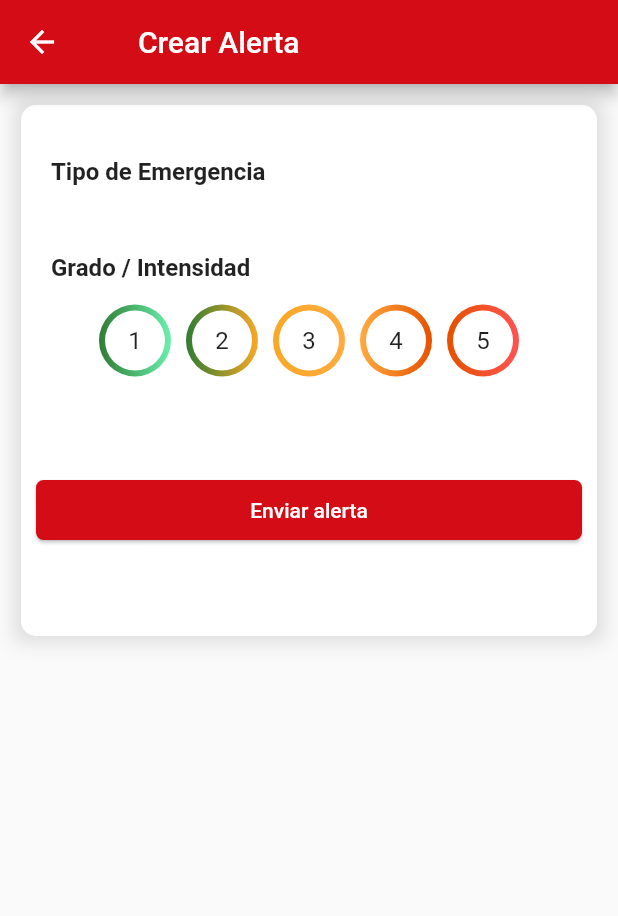
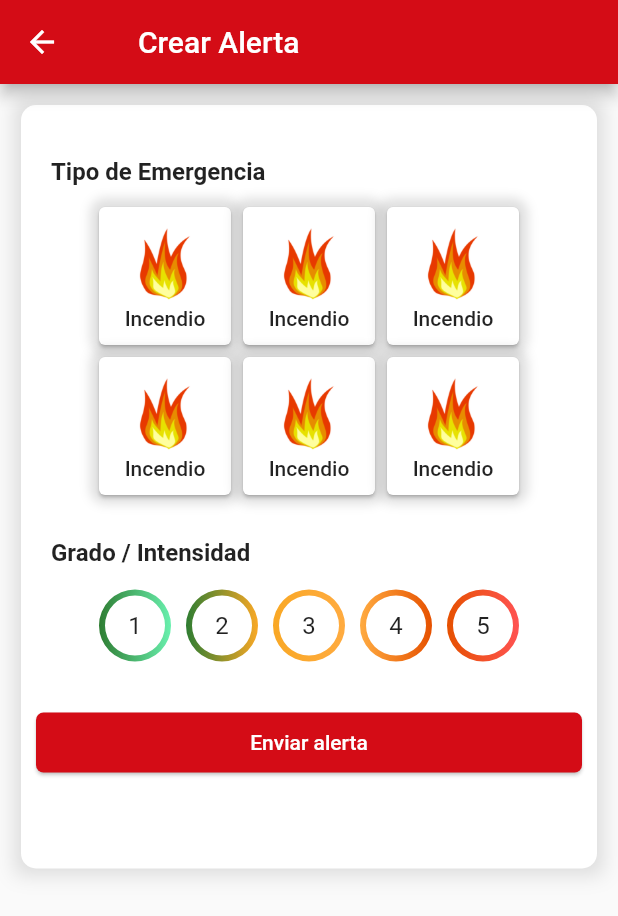
Before and after one commit to lissavcasas/hackathon-mtc, a Flutter app: the CreateAlertPage screen opened by its route, on a phone screen of 412 x 824 dp. Shown: the top 916 px of the screen. Run offline on Flutter 3.47's test engine with Material 2 defaults, Android fonts, the light colour scheme and no system bars; Roboto replaces fonts that are missing (OpenSans).

```diff
--- a/lib/pages/create_alert_page.dart
+++ b/lib/pages/create_alert_page.dart
@@ -31,7 +31,7 @@ class _CreateAlertPageState extends State<CreateAlertPage> {
     );
   }
 
-  alertCard() {
+  Widget alertCard() {
     return Padding(
       padding: const EdgeInsets.all(10.0),
       child: Container(
@@ -54,11 +54,10 @@ class _CreateAlertPageState extends State<CreateAlertPage> {
             mainAxisSize: MainAxisSize.min,
             children: <Widget>[
               SizedBox(height: 25),
-              getEmergencyType(),
-              SizedBox(height: 25),
-              getGrade(),
-              SizedBox(height: 25),
-              SizedBox(height: 25),
+              getEmergencyTypes(),
+              SizedBox(height: 15),
+              getGrades(),
+              SizedBox(height: 15),
               //takePictureBtn(),
               createAlertBtn(),
               SizedBox(height: 50),
@@ -69,30 +68,82 @@ class _CreateAlertPageState extends State<CreateAlertPage> {
     );
   }
 
-  Widget getEmergencyType() {
+  Widget getEmergencyTypes() {
+    return Column(
+      children: <Widget>[
+        Container(
+          padding: EdgeInsets.only(left: 20, top: 10, bottom: 10),
+          alignment: Alignment.centerLeft,
+          child: Text(
+            'Tipo de Emergencia',
+            style: TextStyle(
+                fontFamily: 'OpenSans',
+                fontSize: 16,
+                fontWeight: FontWeight.bold),
+          ),
+        ),
+        Column(
+          children: <Widget>[
+            Row(
+              mainAxisAlignment: MainAxisAlignment.center,
+              children: <Widget>[
+                emergencyOne(),
+                emergencyOne(),
+                emergencyOne(),
+              ],
+            ),
+            Row(
+              mainAxisAlignment: MainAxisAlignment.center,
+              children: <Widget>[
+                emergencyOne(),
+                emergencyOne(),
+                emergencyOne(),
+              ],
+            ),
+          ],
+        ),
+      ],
+    );
+  }
+
+  Widget emergencyOne() {
     return Container(
-      padding: EdgeInsets.only(left: 20, top: 10, bottom: 10),
-      alignment: Alignment.centerLeft,
-      child: Text(
-        'Tipo de Emergencia',
-        style: TextStyle(
-            fontFamily: 'OpenSans', fontSize: 16, fontWeight: FontWeight.bold),
+      decoration: new BoxDecoration(
+        boxShadow: [
+          BoxShadow(
+            color: Colors.black12,
+            blurRadius: 5.0, // has the effect of softening the shadow
+            spreadRadius: 2, // has the effect of extending the shadow
+          )
+        ],
+        borderRadius: new BorderRadius.circular(10.0),
+        //gradient: new LinearGradient(),
+      ),
+      child: Card(
+        //elevation: 0.0,
+        child: FlatButton(
+          onPressed: () => {},
+          color: Colors.transparent,
+          padding: EdgeInsets.all(10.0),
+          child: Column(
+            // Replace with a Row for horizontal icon + text
+            children: <Widget>[
+              Container(
+                width: 56,
+                height: 56,
+                child: Image.asset(
+                  "assets/images/fire.png",
+                ),
+              ),
+              Text("Incendio")
+            ],
+          ),
+        ),
       ),
     );
-    /* return Container(
-      padding: const EdgeInsets.all(10.0),
-      child: TextField(
-        textCapitalization: TextCapitalization.sentences,
-        decoration: InputDecoration(
-          contentPadding: EdgeInsets.all(10.0),
-          labelText: 'Tipo de emergencia',
-          labelStyle: TextStyle(fontFamily: 'OpenSans', fontSize: 16),
-        ),
-      ),
-    ); */
   }
 
-  Widget getGrade() {
+  Widget getGrades() {
     return Column(
       children: <Widget>[
         Container(
@@ -117,34 +168,6 @@ class _CreateAlertPageState extends State<CreateAlertPage> {
           ],
         ),
       ],
-    );
-  }
-
-  takePictureBtn() {}
-
-  Widget createAlertBtn() {
-    return SizedBox(
-      width: double.infinity,
-      child: Container(
-        padding: const EdgeInsets.all(10),
-        child: RaisedButton(
-          child: Container(
-            padding: EdgeInsets.symmetric(
-              vertical: 12.0,
-            ),
-            child: Text('Enviar alerta'),
-          ),
-          shape: RoundedRectangleBorder(
-            borderRadius: BorderRadius.circular(5.0),
-          ),
-          elevation: 1,
-          color: Color(0xFFD40C16),
-          textColor: Colors.white,
-          onPressed: () {
-            print('holi');
-          },
-        ),
-      ),
     );
   }
 
@@ -227,4 +250,32 @@ class _CreateAlertPageState extends State<CreateAlertPage> {
       ),
     );
   }
+
+  takePictureBtn() {}
+
+  Widget createAlertBtn() {
+    return SizedBox(
+      width: double.infinity,
+      child: Container(
+        padding: const EdgeInsets.all(10),
+        child: RaisedButton(
+          child: Container(
+            padding: EdgeInsets.symmetric(
+              vertical: 12.0,
+            ),
+            child: Text('Enviar alerta'),
+          ),
+          shape: RoundedRectangleBorder(
+            borderRadius: BorderRadius.circular(5.0),
+          ),
+          elevation: 1,
+          color: Color(0xFFD40C16),
+          textColor: Colors.white,
+          onPressed: () {
+            print('holi');
+          },
+        ),
+      ),
+    );
+  }
 }
--- a/pubspec.yaml
+++ b/pubspec.yaml
@@ -41,7 +41,9 @@ flutter:
   uses-material-design: true
 
   # To add assets to your application, add an assets section, like this:
-  # assets:
+  assets:
+  - assets/images/fire.png
+
   #  - images/a_dot_burr.jpeg
   #  - images/a_dot_ham.jpeg
 
```
Also changed, not shown: lib/pages/emergencies_page.dart (added, +17 -0 lines), lib/pages/historial_page.dart (added, +17 -0 lines), lib/pages/home_page.dart (+4 -12 lines), assets/images/fire.png (added).
